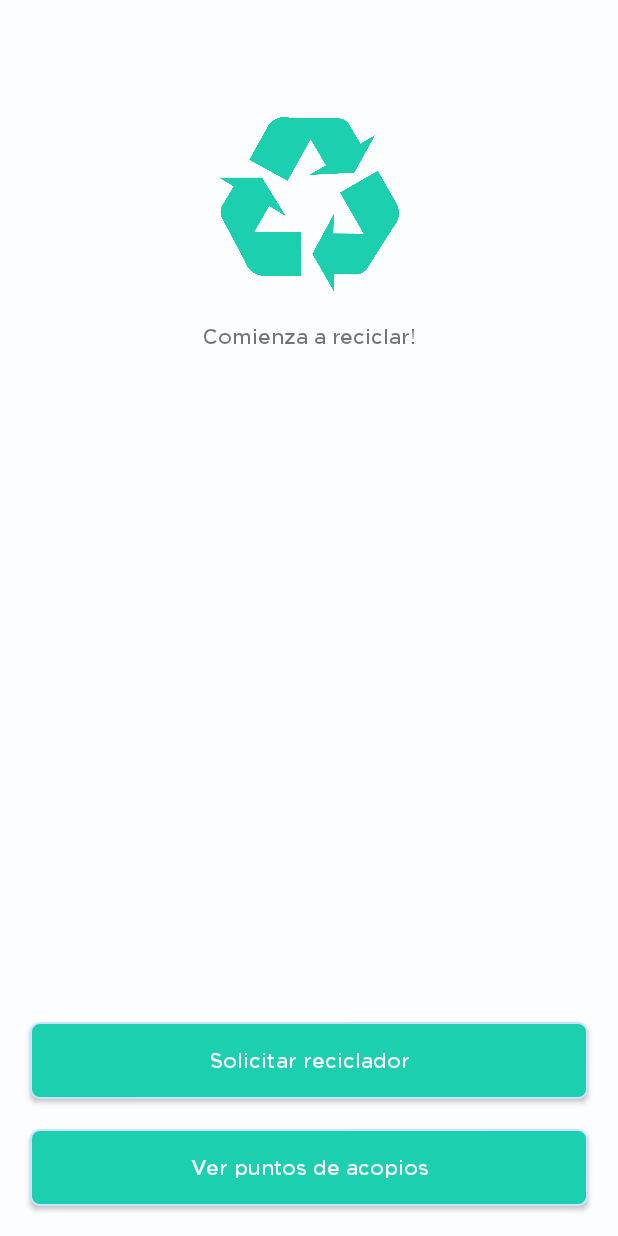
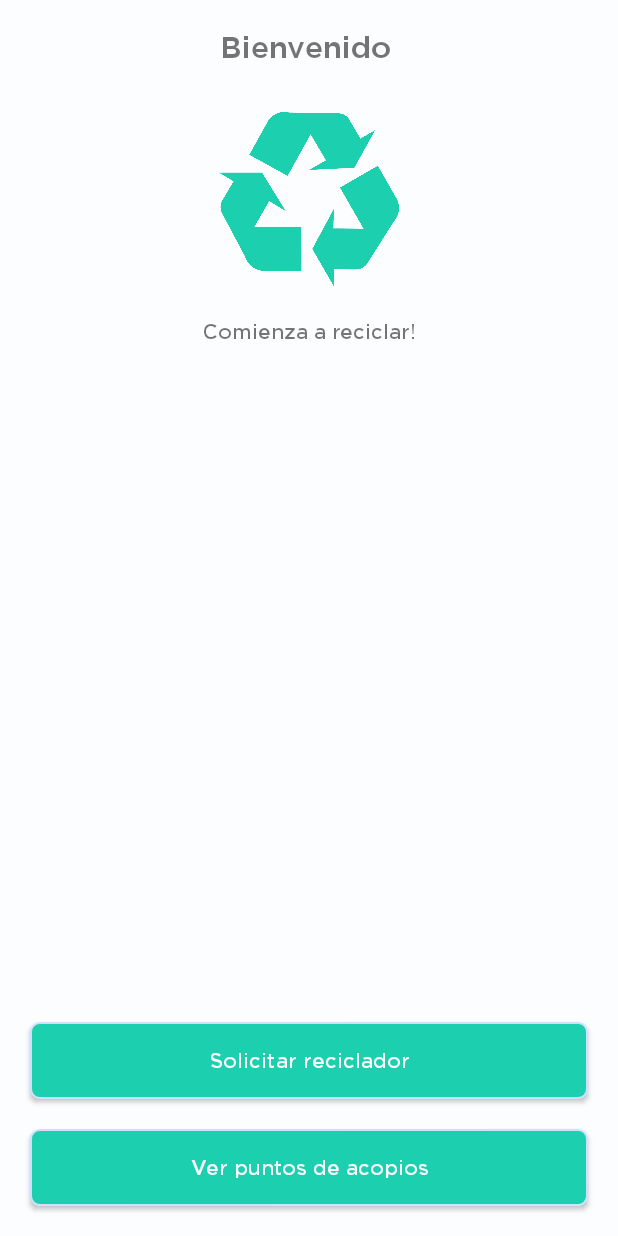
Before and after one commit to doapps/ecolec-android, an Android app: the HomeActivity screen opened directly, with no data from a screen before it, on a phone screen of 412 x 824 dp. Run offline under Robolectric (Android 15) with nearby library versions, the phone set to English and light mode, and no system bars.

```diff
--- a/app/src/main/java/com/ecolec/cliente/HomeActivity.kt
+++ b/app/src/main/java/com/ecolec/cliente/HomeActivity.kt
@@ -4,16 +4,21 @@ import android.content.Intent
 import android.graphics.Color
 import androidx.appcompat.app.AppCompatActivity
 import android.os.Bundle
+import com.ecolec.cliente.session.Preference
 import com.ecolec.cliente.util.StatusBarUtil
+import com.ecolec.cliente.util.ToolbarUtil
 import com.google.firebase.messaging.FirebaseMessaging
 import kotlinx.android.synthetic.main.activity_home.*
+import kotlinx.android.synthetic.main.app_bar.view.*
 
 class HomeActivity : AppCompatActivity() {
 
     override fun onCreate(savedInstanceState: Bundle?) {
         super.onCreate(savedInstanceState)
         setContentView(R.layout.activity_home)
+        var instancePreference: Preference = Preference.instance(context = this)
         StatusBarUtil.statusBarChange(window, Color.WHITE)
+        titleUser.text = "Bienvenido ${instancePreference.nameUser}"
         solicitarReciclador.setOnClickListener {
             startActivity(Intent(this, MapsActivity::class.java))
         }
--- /dev/null
+++ b/app/src/main/java/com/ecolec/cliente/util/ToolbarUtil.kt
@@ -0,0 +1,15 @@
+package com.ecolec.cliente.util
+
+import androidx.appcompat.app.AppCompatActivity
+import androidx.appcompat.widget.Toolbar
+
+class ToolbarUtil {
+    companion object {
+        fun setUpToolbar(activity: AppCompatActivity, toolbar: Toolbar, title: String) {
+            activity.apply {
+                setSupportActionBar(toolbar)
+                supportActionBar!!.title = title
+            }
+        }
+    }
+}
--- a/app/src/main/res/layout/activity_home.xml
+++ b/app/src/main/res/layout/activity_home.xml
@@ -7,19 +7,29 @@
     android:layout_height="match_parent"
     tools:context=".HomeActivity">
 
-    <include
-        android:id="@+id/include2"
-        layout="@layout/app_bar" />
+    <TextView
+        android:id="@+id/titleUser"
+        android:layout_width="0dp"
+        android:layout_height="wrap_content"
+        android:layout_marginStart="20dp"
+        android:layout_marginTop="20dp"
+        android:fontFamily="@font/gotham_medium"
+        android:textSize="20sp"
+        android:layout_marginEnd="20dp"
+        android:textAlignment="center"
+        app:layout_constraintEnd_toEndOf="parent"
+        app:layout_constraintStart_toStartOf="parent"
+        app:layout_constraintTop_toTopOf="parent" />
 
     <ImageView
         android:id="@+id/imageView2"
         android:layout_width="120dp"
         android:tint="@color/colorAccent"
         android:layout_height="120dp"
-        android:layout_marginTop="20dp"
+        android:layout_marginTop="30dp"
         app:layout_constraintEnd_toEndOf="parent"
         app:layout_constraintStart_toStartOf="parent"
-        app:layout_constraintTop_toBottomOf="@+id/include2"
+        app:layout_constraintTop_toBottomOf="@+id/titleUser"
         app:srcCompat="@drawable/recycle" />
 
     <TextView
--- a/app/src/main/res/layout/bottom_sheet_map.xml
+++ b/app/src/main/res/layout/bottom_sheet_map.xml
@@ -25,7 +25,7 @@
         app:layout_constraintTop_toTopOf="parent">
 
         <View
-            android:layout_width="20dp"
+            android:layout_width="30dp"
             android:layout_gravity="center"
             android:layout_height="2dp"
             android:layout_marginTop="16dp"
```
